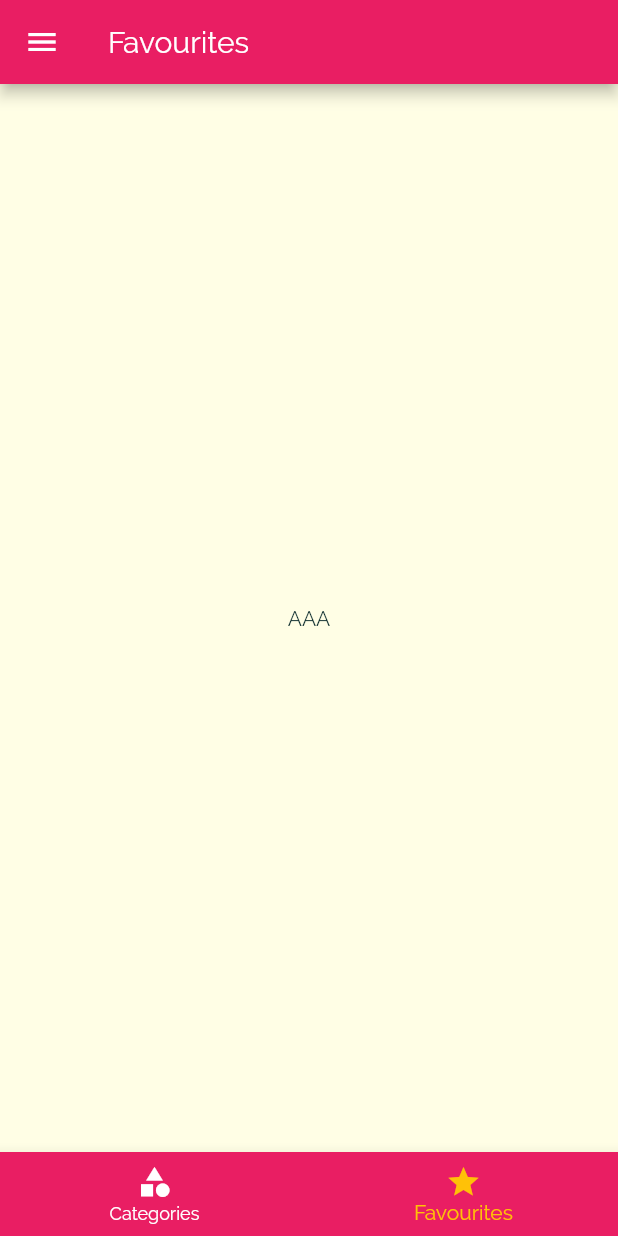
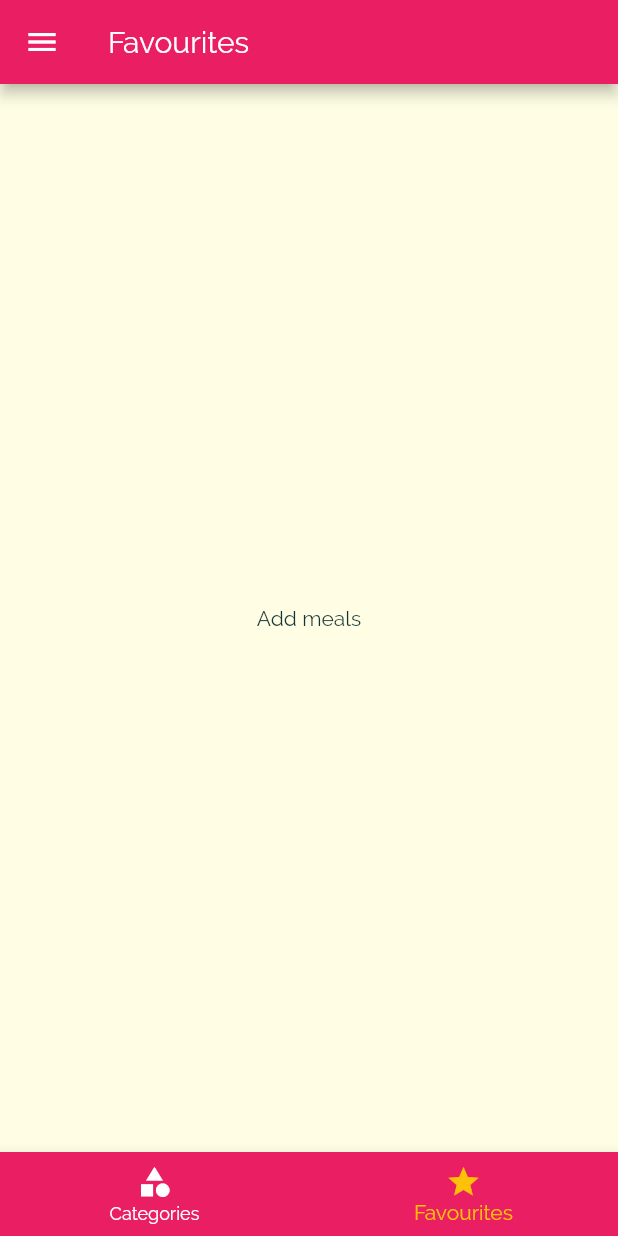
Before and after one commit to sahyun1/meals, a Flutter app: the screen it shows after launch, item 2 of the bottom bar chosen, on a phone screen of 412 x 824 dp. Run offline on Flutter 3.47's test engine with Material 2 defaults, Android fonts, the phone set to English and light mode, and no system bars.

Commit message:
add fav feature. finishing up the project

```diff
--- a/lib/main.dart
+++ b/lib/main.dart
@@ -23,6 +23,7 @@ class _MyAppState extends State<MyApp> {
   };
 
   List<Meal> availableMeals = DUMMY_MEALS;
+  List<Meal> favouriteMeals = [];
 
   void setFilters(Map<String, bool> newFilters) {
     setState(() {
@@ -43,6 +44,25 @@ class _MyAppState extends State<MyApp> {
         return true;
       }).toList();
     });
+  }
+
+  void toggleFavourite(String mealId) {
+    var mealIndex =
+        favouriteMeals.indexWhere((element) => element.id == mealId);
+    if (mealIndex >= 0) {
+      setState(() {
+        favouriteMeals.removeAt(mealIndex);
+      });
+    } else {
+      setState(() {
+        favouriteMeals
+            .add(availableMeals.firstWhere((element) => element.id == mealId));
+      });
+    }
+  }
+
+  bool isFav(String mealId) {
+    return favouriteMeals.any((element) => element.id == mealId);
   }
 
   @override
@@ -66,10 +86,10 @@ class _MyAppState extends State<MyApp> {
       // home: TabsScreen(),
       initialRoute: '/',
       routes: {
-        '/': (ctx) => TabsScreen(),
+        '/': (ctx) => TabsScreen(favouriteMeals),
         CategoryMealsScreen.ROUTE_NAME: (ctx) =>
             CategoryMealsScreen(availableMeals),
-        MealDetailScreen.ROUTE_NAME: (ctx) => MealDetailScreen(),
+        MealDetailScreen.ROUTE_NAME: (ctx) => MealDetailScreen(toggleFavourite, isFav),
         FiltersScreen.ROUTE_NAME: (ctx) => FiltersScreen(_filters, setFilters)
       },
 
--- a/lib/screens/category_meals_screen.dart
+++ b/lib/screens/category_meals_screen.dart
@@ -53,7 +53,7 @@ class _CategoryMealsScreenState extends State<CategoryMealsScreen> {
           categoryMeals[index].duration,
           categoryMeals[index].complexity,
           categoryMeals[index].affordability,
-            deleteMeal),
+        ),
         itemCount: categoryMeals.length,
       ),
     );
--- a/lib/screens/favourites_screen.dart
+++ b/lib/screens/favourites_screen.dart
@@ -1,10 +1,28 @@
 import 'package:flutter/material.dart';
+import '../models/meal.dart';
+import '../widgets/meal_item.dart';
 
 class FavouritesScreen extends StatelessWidget {
+  final List<Meal> favouriteMeals;
   // const FavouritesScreen({ Key? key }) : super(key: key);
+
+  FavouritesScreen(this.favouriteMeals);
 
   @override
   Widget build(BuildContext context) {
-    return Center(child: Text('AAA'));
+    if (favouriteMeals.isEmpty) {
+      return Center(child: Text('Add meals'));
+    } else {
+      return ListView.builder(
+        itemBuilder: (context, index) => MealItem(
+            favouriteMeals[index].id,
+            favouriteMeals[index].title,
+            favouriteMeals[index].imageUrl,
+            favouriteMeals[index].duration,
+            favouriteMeals[index].complexity,
+            favouriteMeals[index].affordability),
+        itemCount: favouriteMeals.length,
+      );
+    }
   }
 }
--- a/lib/screens/tabs_screen.dart
+++ b/lib/screens/tabs_screen.dart
@@ -1,4 +1,5 @@
 import 'package:flutter/material.dart';
+import '../models/meal.dart';
 import 'favourites_screen.dart';
 import '../widgets/main_drawer.dart';
 import 'categories_screen.dart';
@@ -6,23 +7,32 @@ import 'categories_screen.dart';
 class TabsScreen extends StatefulWidget {
   //const TabsScreen({ Key? key }) : super(key: key);
 
+  final List<Meal> favouriteMeals;
+  TabsScreen(this.favouriteMeals);
+
   @override
   _TabsScreenState createState() => _TabsScreenState();
 }
 
 class _TabsScreenState extends State<TabsScreen> {
-  final List<Map<String, Object>> _pages = [
+  List<Map<String, Object>> _pages;
+
+  int selectedPageIndex = 0;
+
+  @override
+  initState() {
+    _pages = [
       {
         'page': CategoriesScreen(),
         'title': 'Categories',
       },
       {
-      'page': FavouritesScreen(),
+        'page': FavouritesScreen(widget.favouriteMeals),
         'title': 'Favourites',
       }
     ];
-
-  int selectedPageIndex = 0;
+    super.initState();
+  }
 
   void _selectPage(int index) {
     setState(() {
```
Also changed, not shown: lib/screens/meal_detail_screen.dart (+6 -2 lines), lib/widgets/meal_item.dart (+5 -3 lines). Lines whose indentation alone changed are shown as unchanged.
